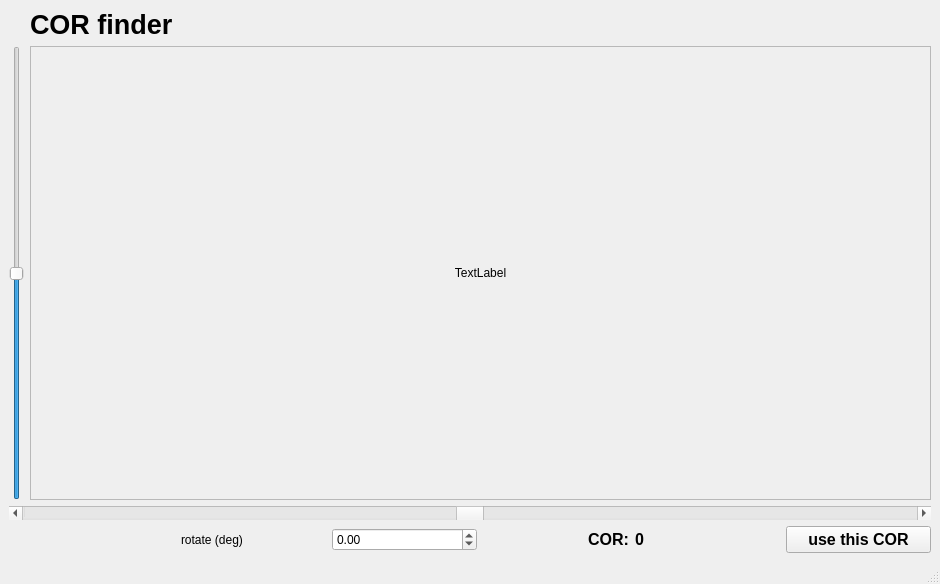
This is find_COR.ui in HMarkoetter/BAMline_CT_preview_RECO as Qt 5 draws it before an edit. The edited form follows.
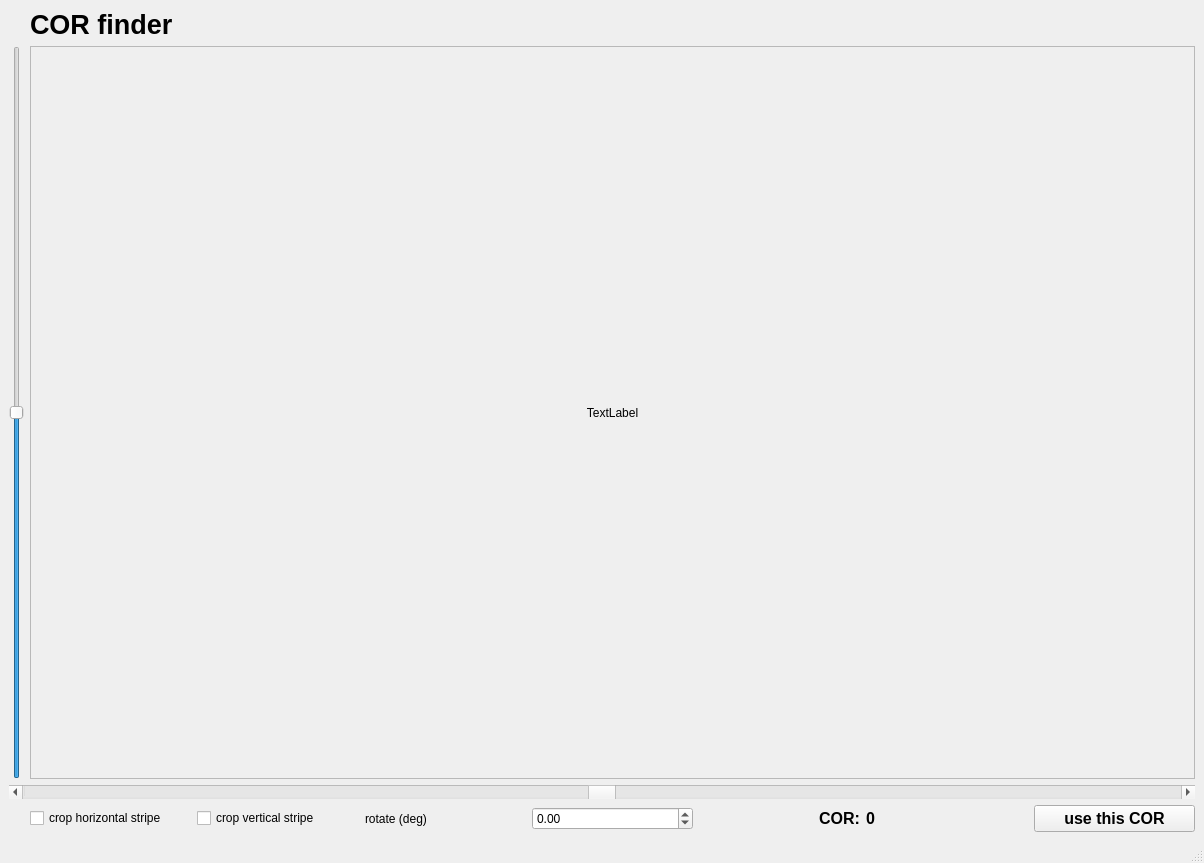
This is the edited form.

Commit message: find COR cropable

```diff
--- a/find_COR.ui
+++ b/find_COR.ui
@@ -6,8 +6,8 @@
    <rect>
     <x>0</x>
     <y>0</y>
-    <width>940</width>
-    <height>584</height>
+    <width>1204</width>
+    <height>863</height>
    </rect>
   </property>
   <property name="windowTitle">
@@ -15,7 +15,103 @@
   </property>
   <widget class="QWidget" name="centralwidget">
    <layout class="QGridLayout" name="gridLayout">
-    <item row="1" column="1" colspan="6">
+    <item row="2" column="0" colspan="8">
+     <widget class="QScrollBar" name="COR_slider">
+      <property name="sizePolicy">
+       <sizepolicy hsizetype="Expanding" vsizetype="Fixed">
+        <horstretch>0</horstretch>
+        <verstretch>0</verstretch>
+       </sizepolicy>
+      </property>
+      <property name="minimum">
+       <number>-40000</number>
+      </property>
+      <property name="maximum">
+       <number>40000</number>
+      </property>
+      <property name="singleStep">
+       <number>1</number>
+      </property>
+      <property name="pageStep">
+       <number>20</number>
+      </property>
+      <property name="value">
+       <number>0</number>
+      </property>
+      <property name="orientation">
+       <enum>Qt::Horizontal</enum>
+      </property>
+      <property name="invertedAppearance">
+       <bool>false</bool>
+      </property>
+     </widget>
+    </item>
+    <item row="0" column="1" colspan="6">
+     <widget class="QLabel" name="label_Title">
+      <property name="font">
+       <font>
+        <pointsize>20</pointsize>
+        <weight>75</weight>
+        <bold>true</bold>
+       </font>
+      </property>
+      <property name="text">
+       <string>COR finder</string>
+      </property>
+     </widget>
+    </item>
+    <item row="1" column="0">
+     <widget class="QSlider" name="contrastSlider">
+      <property name="maximum">
+       <number>2000</number>
+      </property>
+      <property name="pageStep">
+       <number>10</number>
+      </property>
+      <property name="value">
+       <number>1000</number>
+      </property>
+      <property name="orientation">
+       <enum>Qt::Vertical</enum>
+      </property>
+     </widget>
+    </item>
+    <item row="3" column="6">
+     <widget class="QLabel" name="COR_pos">
+      <property name="font">
+       <font>
+        <pointsize>12</pointsize>
+        <weight>75</weight>
+        <bold>true</bold>
+       </font>
+      </property>
+      <property name="text">
+       <string>0</string>
+      </property>
+     </widget>
+    </item>
+    <item row="3" column="7">
+     <widget class="QPushButton" name="pushButton">
+      <property name="font">
+       <font>
+        <pointsize>12</pointsize>
+        <weight>75</weight>
+        <bold>true</bold>
+       </font>
+      </property>
+      <property name="text">
+       <string>use this COR</string>
+      </property>
+     </widget>
+    </item>
+    <item row="3" column="1">
+     <widget class="QCheckBox" name="crop_horizontal_stripe">
+      <property name="text">
+       <string>crop horizontal stripe</string>
+      </property>
+     </widget>
+    </item>
+    <item row="1" column="1" colspan="7">
      <widget class="QScrollArea" name="scrollArea">
       <property name="widgetResizable">
        <bool>true</bool>
@@ -25,8 +121,8 @@
         <rect>
          <x>0</x>
          <y>0</y>
-         <width>887</width>
-         <height>394</height>
+         <width>1163</width>
+         <height>709</height>
         </rect>
        </property>
        <layout class="QGridLayout" name="gridLayout_2">
@@ -40,8 +136,8 @@
           </property>
           <property name="maximumSize">
            <size>
-            <width>1500</width>
-            <height>800</height>
+            <width>4008</width>
+            <height>2672</height>
            </size>
           </property>
           <property name="text">
@@ -56,95 +152,7 @@
       </widget>
      </widget>
     </item>
-    <item row="1" column="0">
-     <widget class="QSlider" name="contrastSlider">
-      <property name="maximum">
-       <number>2000</number>
-      </property>
-      <property name="pageStep">
-       <number>10</number>
-      </property>
-      <property name="value">
-       <number>1000</number>
-      </property>
-      <property name="orientation">
-       <enum>Qt::Vertical</enum>
-      </property>
-     </widget>
-    </item>
-    <item row="2" column="0" colspan="7">
-     <widget class="QScrollBar" name="COR_slider">
-      <property name="sizePolicy">
-       <sizepolicy hsizetype="Expanding" vsizetype="Fixed">
-        <horstretch>0</horstretch>
-        <verstretch>0</verstretch>
-       </sizepolicy>
-      </property>
-      <property name="minimum">
-       <number>-40000</number>
-      </property>
-      <property name="maximum">
-       <number>40000</number>
-      </property>
-      <property name="singleStep">
-       <number>1</number>
-      </property>
-      <property name="pageStep">
-       <number>20</number>
-      </property>
-      <property name="value">
-       <number>0</number>
-      </property>
-      <property name="orientation">
-       <enum>Qt::Horizontal</enum>
-      </property>
-      <property name="invertedAppearance">
-       <bool>false</bool>
-      </property>
-     </widget>
-    </item>
-    <item row="3" column="3">
-     <widget class="QDoubleSpinBox" name="rotate">
-      <property name="minimum">
-       <double>-100.000000000000000</double>
-      </property>
-      <property name="maximum">
-       <double>100.000000000000000</double>
-      </property>
-      <property name="singleStep">
-       <double>0.010000000000000</double>
-      </property>
-     </widget>
-    </item>
-    <item row="3" column="6">
-     <widget class="QPushButton" name="pushButton">
-      <property name="font">
-       <font>
-        <pointsize>12</pointsize>
-        <weight>75</weight>
-        <bold>true</bold>
-       </font>
-      </property>
-      <property name="text">
-       <string>use this COR</string>
-      </property>
-     </widget>
-    </item>
-    <item row="0" column="1" colspan="5">
-     <widget class="QLabel" name="label_Title">
-      <property name="font">
-       <font>
-        <pointsize>20</pointsize>
-        <weight>75</weight>
-        <bold>true</bold>
-       </font>
-      </property>
-      <property name="text">
-       <string>COR finder</string>
-      </property>
-     </widget>
-    </item>
-    <item row="3" column="4">
+    <item row="3" column="5">
      <widget class="QLabel" name="label">
       <property name="font">
        <font>
@@ -164,24 +172,30 @@
       </property>
      </widget>
     </item>
-    <item row="3" column="2">
+    <item row="3" column="3">
      <widget class="QLabel" name="label_2">
       <property name="text">
        <string>rotate (deg)</string>
       </property>
      </widget>
     </item>
-    <item row="3" column="5">
-     <widget class="QLabel" name="COR_pos">
-      <property name="font">
-       <font>
-        <pointsize>12</pointsize>
-        <weight>75</weight>
-        <bold>true</bold>
-       </font>
+    <item row="3" column="4">
+     <widget class="QDoubleSpinBox" name="rotate">
+      <property name="minimum">
+       <double>-100.000000000000000</double>
       </property>
+      <property name="maximum">
+       <double>100.000000000000000</double>
+      </property>
+      <property name="singleStep">
+       <double>0.010000000000000</double>
+      </property>
+     </widget>
+    </item>
+    <item row="3" column="2">
+     <widget class="QCheckBox" name="crop_vertical_stripe">
       <property name="text">
-       <string>0</string>
+       <string>crop vertical stripe</string>
       </property>
      </widget>
     </item>
```
Left out of the diff: 4 changed lines with no effect on the pictures. The commit also changes 3 other files.
